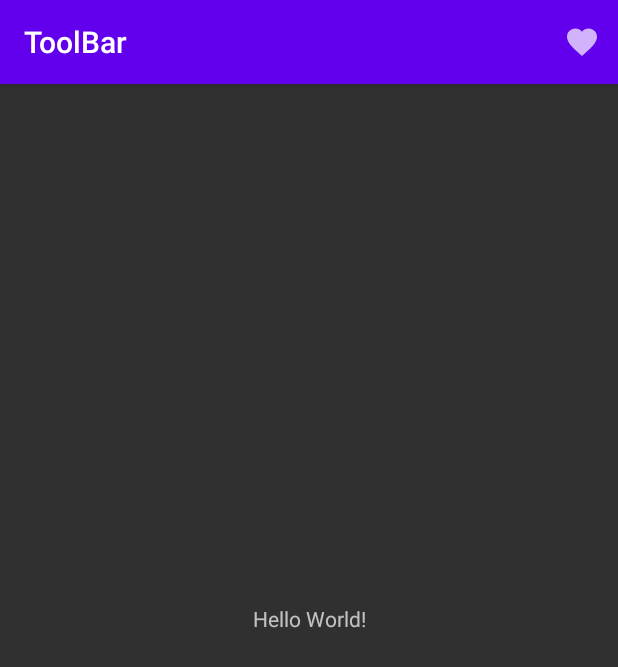
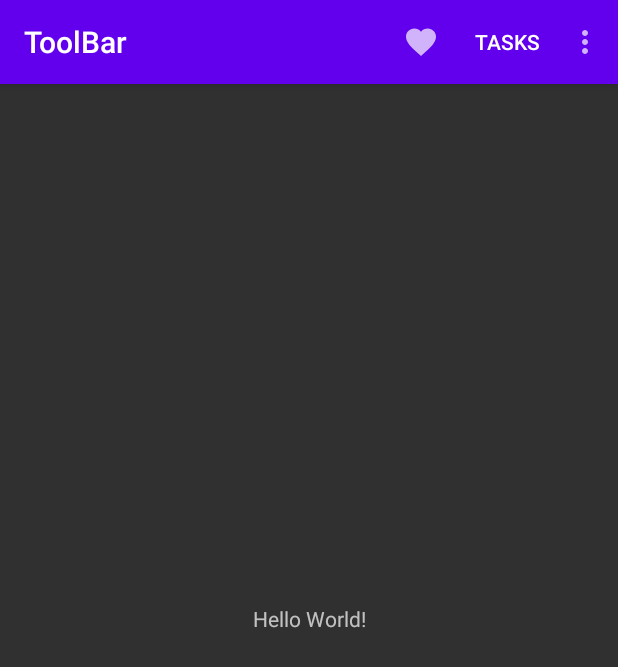
Before and after one commit to Hiba72/Implementation-of-App-bars, an Android app: the screen it shows after launch (MainActivity), on a phone screen of 412 x 824 dp. Shown: the top 667 px of the screen. Run offline under Robolectric (Android 15) with nearby library versions, the phone set to English and light mode, and no system bars.

Commit message:
App bar is properly working as navigating or action bar

```diff
--- a/app/src/main/res/layout/activity_main.xml
+++ b/app/src/main/res/layout/activity_main.xml
@@ -24,4 +24,13 @@
         app:layout_constraintRight_toRightOf="parent"
         app:layout_constraintTop_toTopOf="parent" />
 
+    <TextView
+        android:id="@+id/textView2"
+        android:layout_width="wrap_content"
+        android:layout_height="wrap_content"
+        android:layout_marginTop="194dp"
+        app:layout_constraintEnd_toEndOf="parent"
+        app:layout_constraintStart_toStartOf="parent"
+        app:layout_constraintTop_toTopOf="parent" />
+
 </androidx.constraintlayout.widget.ConstraintLayout>
--- a/app/src/main/res/menu/menu.xml
+++ b/app/src/main/res/menu/menu.xml
@@ -3,11 +3,20 @@
 xmlns:app="http://schemas.android.com/apk/res-auto">
 
     <item
-        android:id="@+id/action_favorite"
-        android:title="@string/action_favourite"
+        android:id="@+id/action_favorite1"
+        android:title="@string/action_favorite1"
         android:icon="@drawable/ic_baseline_favorite_24"
         app:showAsAction="ifRoom"
         ></item>
+    <item
+        android:id="@+id/action_settings"
+        android:title="@string/action_settings"
+        app:showAsAction="never"
+        ></item>
+    <item
+        android:id="@+id/action_TASKS"
+        android:title="@string/action_TASKS"
+        app:showAsAction="ifRoom"></item>
 
 
 </menu>
--- /dev/null
+++ b/app/src/main/res/values/ids.xml
@@ -0,0 +1,4 @@
+<?xml version="1.0" encoding="utf-8"?>
+<resources>
+
+</resources>
--- a/app/src/main/res/values/strings.xml
+++ b/app/src/main/res/values/strings.xml
@@ -1,4 +1,6 @@
 <resources>
     <string name="app_name">AppBars</string>
-    <string name="action_favourite">action_favourite</string>
+    <string name="action_settings">action_settings</string>
+    <string name="action_TASKS">TASKS</string>
+    <string name="action_favorite1">action_favorite1</string>
 </resources>
```
Also changed, not shown: app/src/main/java/com/example/appbars/MainActivity.java (+22 -0 lines).
